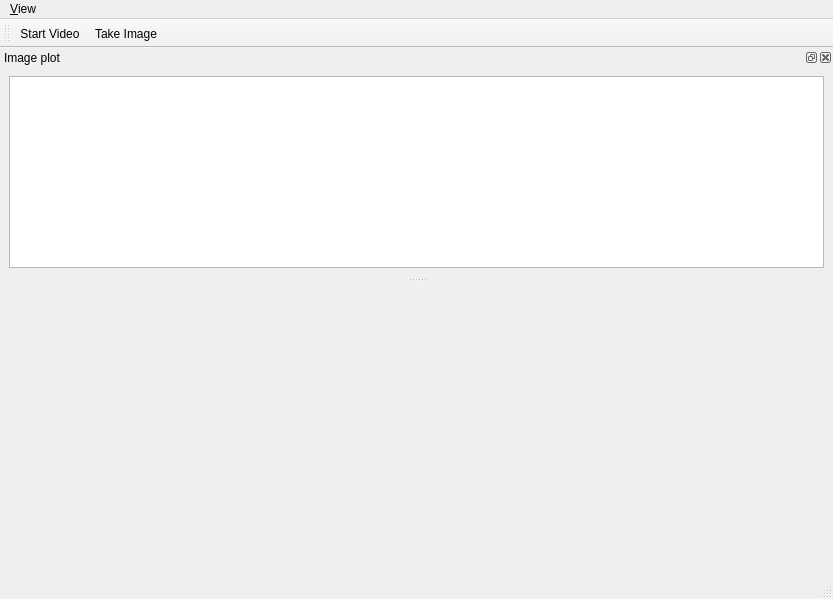
This is gui/camera/ui_camera.ui in Ulm-IQO/qudi as Qt 5 draws it before an edit. The edited form follows.
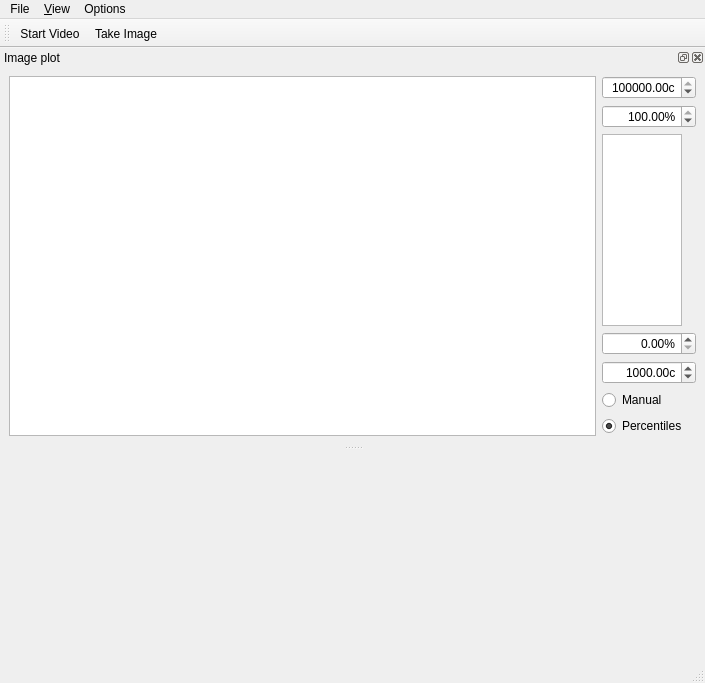
This is the edited form. Icons and pictures are not drawn. Custom widgets are drawn as their Qt base class.

Commit message: Implementing iXon 897. Adding functionality to GUI (colorbar, save option, settings widget).

```diff
--- a/gui/camera/ui_camera.ui
+++ b/gui/camera/ui_camera.ui
@@ -6,8 +6,8 @@
    <rect>
     <x>0</x>
     <y>0</y>
-    <width>833</width>
-    <height>599</height>
+    <width>705</width>
+    <height>683</height>
    </rect>
   </property>
   <property name="windowTitle">
@@ -26,7 +26,7 @@
     <rect>
      <x>0</x>
      <y>0</y>
-     <width>833</width>
+     <width>705</width>
      <height>21</height>
     </rect>
    </property>
@@ -45,7 +45,21 @@
     <addaction name="separator"/>
     <addaction name="actionClose"/>
    </widget>
+   <widget class="QMenu" name="menuOptions">
+    <property name="title">
+     <string>Options</string>
+    </property>
+    <addaction name="actionSettings"/>
+   </widget>
+   <widget class="QMenu" name="menuFile">
+    <property name="title">
+     <string>File</string>
+    </property>
+    <addaction name="actionSave_XY_Scan"/>
+   </widget>
+   <addaction name="menuFile"/>
    <addaction name="menuView"/>
+   <addaction name="menuOptions"/>
   </widget>
   <widget class="QStatusBar" name="statusbar">
    <property name="sizePolicy">
@@ -75,12 +89,6 @@
     <number>4</number>
    </attribute>
    <widget class="QWidget" name="dockWidgetContents">
-    <property name="sizePolicy">
-     <sizepolicy hsizetype="Expanding" vsizetype="Expanding">
-      <horstretch>0</horstretch>
-      <verstretch>0</verstretch>
-     </sizepolicy>
-    </property>
     <property name="minimumSize">
      <size>
       <width>100</width>
@@ -88,7 +96,7 @@
      </size>
     </property>
     <layout class="QGridLayout" name="gridLayout">
-     <item row="2" column="1" colspan="2">
+     <item row="0" column="2">
       <widget class="PlotWidget" name="image_PlotWidget">
        <property name="sizePolicy">
         <sizepolicy hsizetype="Expanding" vsizetype="Expanding">
@@ -104,6 +112,194 @@
        </property>
       </widget>
      </item>
+     <item row="0" column="3">
+      <layout class="QVBoxLayout" name="verticalLayout" stretch="0,0,0,0,0,0,0">
+       <item>
+        <widget class="ScienDSpinBox" name="xy_cb_max_DoubleSpinBox">
+         <property name="sizePolicy">
+          <sizepolicy hsizetype="Fixed" vsizetype="Fixed">
+           <horstretch>0</horstretch>
+           <verstretch>0</verstretch>
+          </sizepolicy>
+         </property>
+         <property name="maximumSize">
+          <size>
+           <width>100</width>
+           <height>16777215</height>
+          </size>
+         </property>
+         <property name="mouseTracking">
+          <bool>true</bool>
+         </property>
+         <property name="acceptDrops">
+          <bool>true</bool>
+         </property>
+         <property name="alignment">
+          <set>Qt::AlignRight|Qt::AlignTrailing|Qt::AlignVCenter</set>
+         </property>
+         <property name="accelerated">
+          <bool>true</bool>
+         </property>
+         <property name="suffix">
+          <string>c</string>
+         </property>
+         <property name="decimals">
+          <number>2</number>
+         </property>
+         <property name="minimum">
+          <double>-1000000000.000000000000000</double>
+         </property>
+         <property name="maximum">
+          <double>1000000000.000000000000000</double>
+         </property>
+         <property name="value">
+          <double>100000.000000000000000</double>
+         </property>
+        </widget>
+       </item>
+       <item>
+        <widget class="ScienDSpinBox" name="xy_cb_high_percentile_DoubleSpinBox">
+         <property name="maximumSize">
+          <size>
+           <width>100</width>
+           <height>16777215</height>
+          </size>
+         </property>
+         <property name="alignment">
+          <set>Qt::AlignRight|Qt::AlignTrailing|Qt::AlignVCenter</set>
+         </property>
+         <property name="suffix">
+          <string>%</string>
+         </property>
+         <property name="decimals">
+          <number>2</number>
+         </property>
+         <property name="minimum">
+          <double>0.000000000000000</double>
+         </property>
+         <property name="maximum">
+          <double>100.000000000000000</double>
+         </property>
+         <property name="singleStep">
+          <double>0.100000000000000</double>
+         </property>
+         <property name="value">
+          <double>100.000000000000000</double>
+         </property>
+        </widget>
+       </item>
+       <item>
+        <widget class="PlotWidget" name="xy_cb_ViewWidget">
+         <property name="sizePolicy">
+          <sizepolicy hsizetype="Preferred" vsizetype="Preferred">
+           <horstretch>0</horstretch>
+           <verstretch>0</verstretch>
+          </sizepolicy>
+         </property>
+         <property name="maximumSize">
+          <size>
+           <width>80</width>
+           <height>16777215</height>
+          </size>
+         </property>
+        </widget>
+       </item>
+       <item>
+        <widget class="ScienDSpinBox" name="xy_cb_low_percentile_DoubleSpinBox">
+         <property name="maximumSize">
+          <size>
+           <width>100</width>
+           <height>16777215</height>
+          </size>
+         </property>
+         <property name="alignment">
+          <set>Qt::AlignRight|Qt::AlignTrailing|Qt::AlignVCenter</set>
+         </property>
+         <property name="suffix">
+          <string>%</string>
+         </property>
+         <property name="decimals">
+          <number>2</number>
+         </property>
+         <property name="minimum">
+          <double>0.000000000000000</double>
+         </property>
+         <property name="maximum">
+          <double>100.000000000000000</double>
+         </property>
+         <property name="singleStep">
+          <double>0.100000000000000</double>
+         </property>
+         <property name="value">
+          <double>0.000000000000000</double>
+         </property>
+        </widget>
+       </item>
+       <item>
+        <widget class="ScienDSpinBox" name="xy_cb_min_DoubleSpinBox">
+         <property name="sizePolicy">
+          <sizepolicy hsizetype="Fixed" vsizetype="Fixed">
+           <horstretch>0</horstretch>
+           <verstretch>0</verstretch>
+          </sizepolicy>
+         </property>
+         <property name="maximumSize">
+          <size>
+           <width>100</width>
+           <height>16777215</height>
+          </size>
+         </property>
+         <property name="mouseTracking">
+          <bool>true</bool>
+         </property>
+         <property name="acceptDrops">
+          <bool>true</bool>
+         </property>
+         <property name="alignment">
+          <set>Qt::AlignRight|Qt::AlignTrailing|Qt::AlignVCenter</set>
+         </property>
+         <property name="accelerated">
+          <bool>true</bool>
+         </property>
+         <property name="suffix">
+          <string>c</string>
+         </property>
+         <property name="decimals">
+          <number>2</number>
+         </property>
+         <property name="minimum">
+          <double>-1000000000.000000000000000</double>
+         </property>
+         <property name="maximum">
+          <double>10000000.000000000000000</double>
+         </property>
+         <property name="value">
+          <double>1000.000000000000000</double>
+         </property>
+        </widget>
+       </item>
+       <item>
+        <widget class="QRadioButton" name="xy_cb_manual_RadioButton">
+         <property name="text">
+          <string>Manual</string>
+         </property>
+         <property name="checked">
+          <bool>false</bool>
+         </property>
+        </widget>
+       </item>
+       <item>
+        <widget class="QRadioButton" name="xy_cb_centiles_RadioButton">
+         <property name="text">
+          <string>Percentiles</string>
+         </property>
+         <property name="checked">
+          <bool>true</bool>
+         </property>
+        </widget>
+       </item>
+      </layout>
+     </item>
     </layout>
    </widget>
   </widget>
@@ -191,6 +387,11 @@
    <extends>QGraphicsView</extends>
    <header>pyqtgraph</header>
   </customwidget>
+  <customwidget>
+   <class>ScienDSpinBox</class>
+   <extends>QDoubleSpinBox</extends>
+   <header>qtwidgets.scientific_spinbox.h</header>
+  </customwidget>
  </customwidgets>
  <resources/>
  <connections>
```
Left out of the diff: 26 changed lines with no effect on the pictures. The commit also changes 4 other files.
